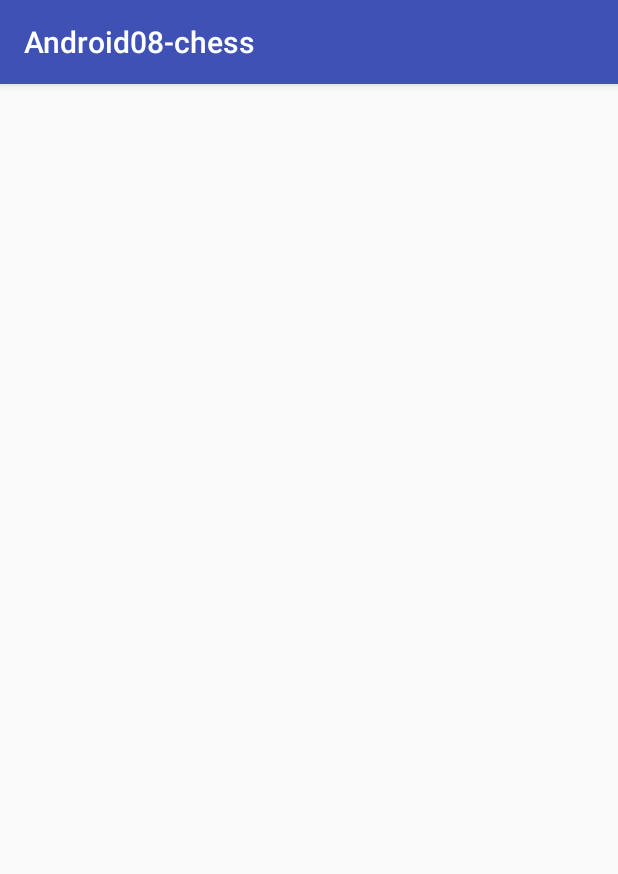
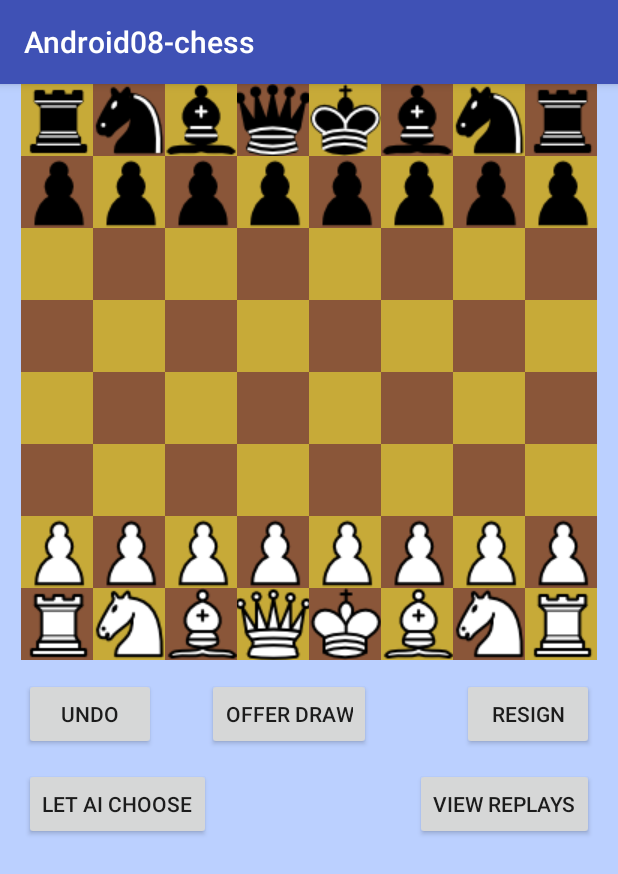
Before and after one commit to Bounceyboy/Android-Chess, an Android app: the screen it shows after launch (Game before the commit, GameActivity after it), on a phone screen of 412 x 824 dp. Shown: the top 874 px of the screen. Run offline under Robolectric (Android 15) with nearby library versions, the phone set to English and light mode, and no system bars.

Commit message:
First part working.
There's a lot of info, sent on discord.

```diff
--- a/app/src/main/AndroidManifest.xml
+++ b/app/src/main/AndroidManifest.xml
@@ -9,13 +9,14 @@
         android:roundIcon="@mipmap/ic_launcher_round"
         android:supportsRtl="true"
         android:theme="@style/AppTheme">
-        <activity android:name=".Game">
+        <activity android:name=".GameActivity">
             <intent-filter>
                 <action android:name="android.intent.action.MAIN" />
 
                 <category android:name="android.intent.category.LAUNCHER" />
             </intent-filter>
         </activity>
+        <activity android:name=".ReplaysActivity" />
     </application>
 
 </manifest>
--- a/app/src/main/java/com/example/jholl/android08_chess/Game.java
+++ /dev/null
@@ -1,24 +0,0 @@
-package com.example.jholl.android08_chess;
-
-import android.support.v7.app.AppCompatActivity;
-import android.os.Bundle;
-import android.widget.GridView;
-
-import chess.Board;
-
-public class Game extends AppCompatActivity {
-
-    private GridView board;
-    private Board backendBoard = new Board();
-    //this method will be called first
-    //384x640
-
-    @Override
-    protected void onCreate(Bundle savedInstanceState) {
-        super.onCreate(savedInstanceState);
-        setContentView(R.layout.game);
-
-        board = findViewById(R.id.Board);
-
-    }
-}
--- /dev/null
+++ b/app/src/main/java/com/example/jholl/android08_chess/GameActivity.java
@@ -0,0 +1,79 @@
+package com.example.jholl.android08_chess;
+
+import android.content.Intent;
+import android.support.v7.app.AppCompatActivity;
+import android.os.Bundle;
+import android.view.View;
+import android.widget.Button;
+import android.widget.GridView;
+import android.widget.ImageButton;
+import android.widget.Toast;
+
+import chess.Board;
+
+public class GameActivity extends AppCompatActivity {
+
+    //this method will be called first
+    //384x640 screen (use dp for everything except text, text uses sp, ex: 12dp or 12sp)
+
+    @Override
+    protected void onCreate(Bundle savedInstanceState) {
+        super.onCreate(savedInstanceState);
+        setContentView(R.layout.game);
+        Board backendBoard = new Board();
+
+        GridView board = findViewById(R.id.Board);
+
+        SpaceAdapter adapter = new SpaceAdapter(this, backendBoard);
+
+        board.setAdapter(adapter);
+
+        Button undo = this.findViewById(R.id.undoButton);
+        undo.setOnClickListener(new View.OnClickListener() {
+            @Override
+            public void onClick(View view) {
+                //TODO undo code goes here
+            }
+        });
+
+        final Button draw = this.findViewById(R.id.drawButton);
+        draw.setOnClickListener(new View.OnClickListener() {
+            @Override
+            public void onClick(View view) {
+                draw.setText(R.string.drawAccept);
+                /*
+                TODO draw code goes here (try to make it only work after the button's pressed the second time
+                but if that's difficult, just change the text in the button to "draw" and remove the setText line above.
+                */
+            }
+        });
+
+        Button resign = this.findViewById(R.id.resignButton);
+        resign.setOnClickListener(new View.OnClickListener() {
+            @Override
+            public void onClick(View view) {
+                //TODO resign code goes here
+            }
+        });
+
+        Button replay = this.findViewById(R.id.replayButton);
+        replay.setOnClickListener(new View.OnClickListener() {
+            @Override
+            public void onClick(View view) {
+                Intent replayIntent = new Intent(GameActivity.this, ReplaysActivity.class);
+                startActivity(replayIntent);
+            }
+        });
+
+        Button ai = this.findViewById(R.id.aiButton);
+        ai.setOnClickListener(new View.OnClickListener() {
+            @Override
+            public void onClick(View view) {
+                //TODO ai code goes here
+            }
+        });
+
+
+
+    }
+}
--- a/app/src/main/java/com/example/jholl/android08_chess/SpaceAdapter.java
+++ b/app/src/main/java/com/example/jholl/android08_chess/SpaceAdapter.java
@@ -6,21 +6,33 @@ import android.view.LayoutInflater;
 import android.view.View;
 import android.view.ViewGroup;
 import android.widget.BaseAdapter;
+import android.widget.ImageButton;
+import android.widget.ImageView;
+import android.widget.RelativeLayout;
+
+import chess.Board;
+import chess.Space;
+import pieces.Piece;
+
 
 /**
- * Created by jholl on 12/7/2017.
+ * Created by Jason Holley on 12/7/2017.
  */
 
 public class SpaceAdapter extends BaseAdapter {
 
+
     private Context mContext;
-    private LayoutInflater mInflator;
+    chess.Board board;
 
-
+    public SpaceAdapter (Context context, Board board){
+        this.mContext = context;
+        this.board = board;
+    }
 
     @Override
     public int getCount() {
-        return 0;
+        return 64;
     }
 
     @Override
@@ -34,8 +46,76 @@ public class SpaceAdapter extends BaseAdapter {
     }
 
     @Override
-    public View getView(int i, View view, ViewGroup viewGroup) {
+    public View getView(int i, View view, ViewGroup parent) {
 
-        return null;
+        if(view == null){
+            LayoutInflater inflater = LayoutInflater.from(mContext);
+
+            View gridView = inflater.inflate(R.layout.space, parent, false);
+
+            ImageView spaceImage = gridView.findViewById(R.id.spaceBackground);
+
+            //0-8 x 2
+            Integer x, y;
+            x = (i%8);
+            y = (i/8);
+            Space thisSpace = board.Spaces[x][y];
+
+            if ((y%2==1 && x%2==1) || (x%2==0 && y%2==0))
+                spaceImage.setImageResource(R.drawable.whitesquare);
+            else
+                spaceImage.setImageResource(R.drawable.blacksquare);
+
+            ImageButton piece = gridView.findViewById(R.id.piece);
+
+            if(thisSpace.isOccupied()){
+                if(thisSpace.getPiece().getWhite() == true){
+                    if(thisSpace.getPiece().getname().equalsIgnoreCase("Bishop"))
+                        piece.setImageResource(R.drawable.whitebishop);
+                    if(thisSpace.getPiece().getname().equalsIgnoreCase("King"))
+                        piece.setImageResource(R.drawable.whiteking);
+                    if(thisSpace.getPiece().getname().equalsIgnoreCase("queen"))
+                        piece.setImageResource(R.drawable.whitequeen);
+                    if(thisSpace.getPiece().getname().equalsIgnoreCase("knight"))
+                        piece.setImageResource(R.drawable.whiteknight);
+                    if(thisSpace.getPiece().getname().equalsIgnoreCase("rook"))
+                        piece.setImageResource(R.drawable.whiterook);
+                    if(thisSpace.getPiece().getname().equalsIgnoreCase("pawn"))
+                        piece.setImageResource(R.drawable.whitepawn);
+                }
+                else{
+                    if(thisSpace.getPiece().getname().equalsIgnoreCase("Bishop"))
+                        piece.setImageResource(R.drawable.blackbishop);
+                    if(thisSpace.getPiece().getname().equalsIgnoreCase("King"))
+                        piece.setImageResource(R.drawable.blackking);
+                    if(thisSpace.getPiece().getname().equalsIgnoreCase("queen"))
+                        piece.setImageResource(R.drawable.blackqueen);
+                    if(thisSpace.getPiece().getname().equalsIgnoreCase("knight"))
+                        piece.setImageResource(R.drawable.blackknight);
+                    if(thisSpace.getPiece().getname().equalsIgnoreCase("rook"))
+                        piece.setImageResource(R.drawable.blackrook);
+                    if(thisSpace.getPiece().getname().equalsIgnoreCase("pawn"))
+                        piece.setImageResource(R.drawable.blackpawn);
+                }
+
+                if ((y%2==1 && x%2==1) || (x%2==0 && y%2==0))
+                    piece.setBackgroundResource(R.drawable.whitesquare);
+                else
+                    piece.setBackgroundResource(R.drawable.blacksquare);
+
+            }
+
+            if(!thisSpace.isOccupied())
+                piece.setVisibility(View.GONE);
+
+            //TODO implement piece imagebuttons listener
+            //I believe this can be done pretty easily since this code goes through every space
+
+            return gridView;
+        }
+        else
+            return view;
+
+
     }
 }
--- a/app/src/main/res/layout/game.xml
+++ b/app/src/main/res/layout/game.xml
@@ -4,17 +4,67 @@
     xmlns:tools="http://schemas.android.com/tools"
     android:layout_width="match_parent"
     android:layout_height="match_parent"
-    tools:context="com.example.jholl.android08_chess.Game">
+    android:background="#bbd0ff"
+    tools:context="com.example.jholl.android08_chess.GameActivity">
 
     <GridView
         android:id="@+id/Board"
         android:layout_width="384dp"
         android:layout_height="384dp"
+        android:gravity="center"
         android:numColumns="8"
-        android:visibility="visible"
         app:layout_constraintEnd_toEndOf="parent"
         app:layout_constraintStart_toStartOf="parent"
-        app:layout_constraintTop_toTopOf="parent">
-    </GridView>
+        app:layout_constraintTop_toTopOf="parent" />
+
+    <Button
+        android:id="@+id/undoButton"
+        android:layout_width="wrap_content"
+        android:layout_height="wrap_content"
+        android:layout_marginStart="16dp"
+        android:layout_marginTop="12dp"
+        android:text="@string/undo"
+        app:layout_constraintStart_toStartOf="parent"
+        app:layout_constraintTop_toBottomOf="@+id/Board" />
+
+    <Button
+        android:id="@+id/drawButton"
+        android:layout_width="wrap_content"
+        android:layout_height="wrap_content"
+        android:layout_marginStart="34dp"
+        android:layout_marginTop="12dp"
+        android:text="@string/offer_draw"
+        app:layout_constraintStart_toEndOf="@+id/undoButton"
+        app:layout_constraintTop_toBottomOf="@+id/Board" />
+
+    <Button
+        android:id="@+id/resignButton"
+        android:layout_width="wrap_content"
+        android:layout_height="wrap_content"
+        android:layout_marginEnd="16dp"
+        android:layout_marginTop="12dp"
+        android:text="@string/resign"
+        app:layout_constraintEnd_toEndOf="parent"
+        app:layout_constraintTop_toBottomOf="@+id/Board" />
+
+    <Button
+        android:id="@+id/replayButton"
+        android:layout_width="wrap_content"
+        android:layout_height="wrap_content"
+        android:layout_marginEnd="16dp"
+        android:layout_marginTop="12dp"
+        android:text="@string/view_replays"
+        app:layout_constraintEnd_toEndOf="parent"
+        app:layout_constraintTop_toBottomOf="@+id/drawButton" />
+
+    <Button
+        android:id="@+id/aiButton"
+        android:layout_width="wrap_content"
+        android:layout_height="wrap_content"
+        android:layout_marginStart="16dp"
+        android:layout_marginTop="12dp"
+        android:text="@string/let_ai_choose"
+        app:layout_constraintStart_toStartOf="parent"
+        app:layout_constraintTop_toBottomOf="@+id/undoButton" />
 
 </android.support.constraint.ConstraintLayout>
--- a/app/src/main/res/layout/space.xml
+++ b/app/src/main/res/layout/space.xml
@@ -1,5 +1,5 @@
 <?xml version="1.0" encoding="utf-8"?>
-<android.support.constraint.FrameLayout xmlns:android="http://schemas.android.com/apk/res/android"
+<android.support.constraint.ConstraintLayout xmlns:android="http://schemas.android.com/apk/res/android"
     android:id="@+id/space"
     android:layout_width="48dp"
     android:layout_height="48dp"
@@ -8,12 +8,13 @@
     <ImageView
         android:id="@+id/spaceBackground"
         android:layout_width="48dp"
-        android:layout_height="48dp" />
-
-    <ImageView
-        android:id="@+id/piece"
-        android:layout_width="wrap_content"
-        android:layout_height="wrap_content"
+        android:layout_height="48dp"
         android:layout_gravity="center" />
 
-</android.support.constraint.FrameLayout>
+    <ImageButton
+        android:id="@+id/piece"
+        android:layout_width="48dp"
+        android:layout_height="48dp"
+        android:layout_gravity="center"/>
+
+</android.support.constraint.ConstraintLayout>
--- a/app/src/main/res/values/strings.xml
+++ b/app/src/main/res/values/strings.xml
@@ -1,3 +1,13 @@
 <resources>
     <string name="app_name">Android08-chess</string>
+    <string name="undo">Undo</string>
+    <string name="sort_by_date">Sort by Date</string>
+    <string name="sort_by_title">sort by title</string>
+    <string name="play_replay">play replay</string>
+    <string name="offer_draw">Offer draw</string>
+    <string name="resign">Resign</string>
+    <string name="view_replays">View Replays</string>
+    <string name="let_ai_choose">Let AI Choose</string>
+    <string name="drawAccept">Accept draw</string>
+    <string name="go_back">go back</string>
 </resources>
```
Also changed, not shown: app/src/main/java/chess/Chess.java (deleted, +0 -94 lines), app/src/main/java/com/example/jholl/android08_chess/ReplaysActivity.java (added, +70 -0 lines), app/src/main/res/layout/replayscreen.xml (added, +55 -0 lines), app/src/main/res/drawable/blackhighlighted.png, app/src/main/res/drawable/blacksquare.png, app/src/main/res/drawable/whitehighlighted.png, app/src/main/res/drawable/whitesquare.png, 2 other files.
